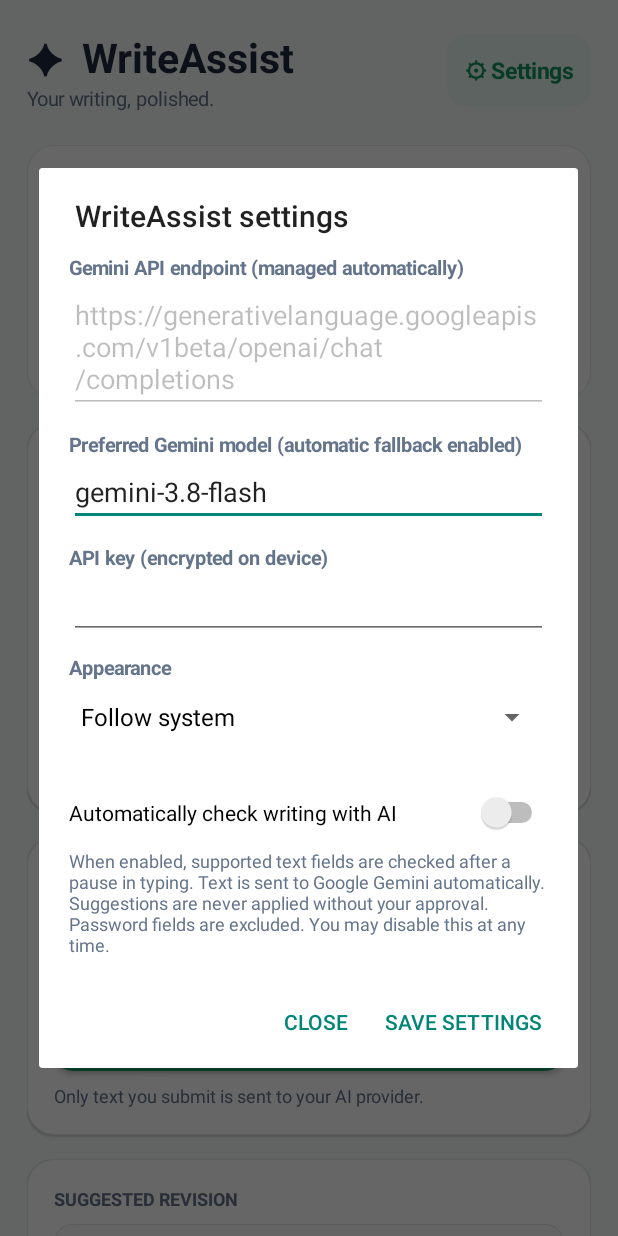
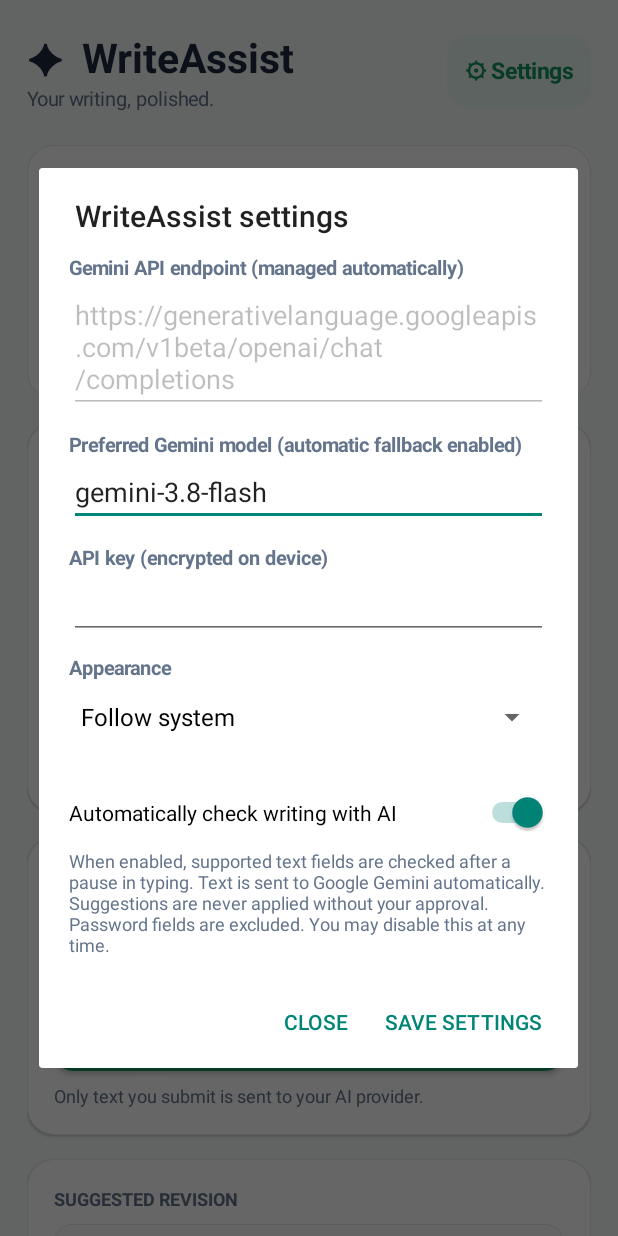
Before and after one commit to chrisfields55/writeassist-android, an Android app: the screen it shows after launch (MainActivity), after a tap on "⚙ Settings", on a phone screen of 412 x 824 dp. Run offline under Robolectric (Android 15) with nearby library versions, the phone set to English and light mode, and no system bars; pictures from the network do not load.

Commit message:
Enable automatic writing review by default while respecting existing user preference

```diff
--- a/app/src/main/java/com/example/writeassist/MainActivity.kt
+++ b/app/src/main/java/com/example/writeassist/MainActivity.kt
@@ -298,7 +298,7 @@ class MainActivity : Activity() {
         val auto = Switch(this).apply {
             text = "Automatically check writing with AI"
             textSize = 14f
-            isChecked = prefs.getBoolean("auto_ai", false)
+            isChecked = prefs.getBoolean("auto_ai", true)
         }
         addSpace(panel, 14)
         panel.addView(auto)
```
